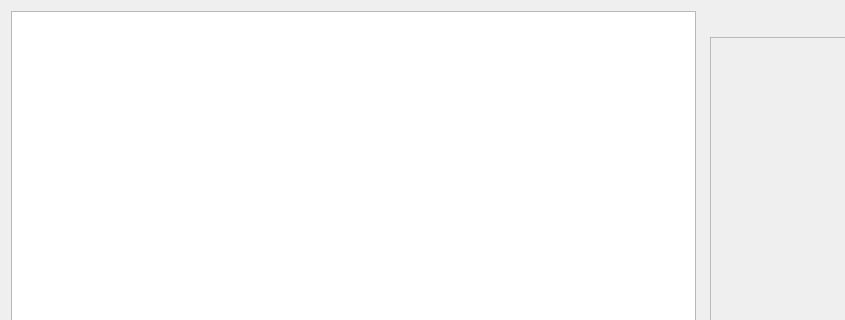
mrpilot2/aide, file aide/src/gui/res/forms/settingsdialog.ui: the form before one commit; both pictures show x 0 to 845 and y 0 to 320 of the 994 by 770 pixel window.
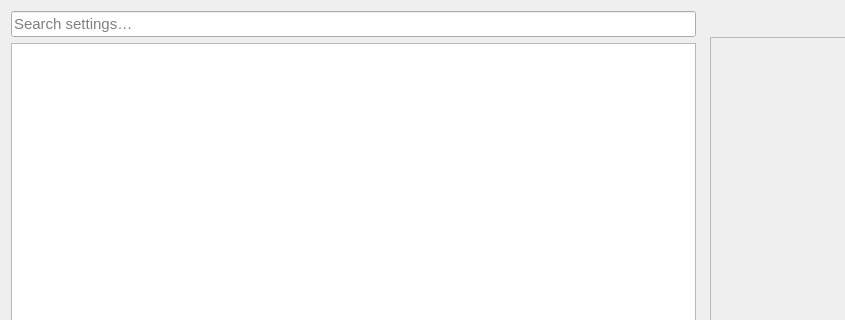
The form after the commit.

Commit message: feat(settings): add search field and route pattern to core

Diff of the .ui file:
```diff
--- a/aide/src/gui/res/forms/settingsdialog.ui
+++ b/aide/src/gui/res/forms/settingsdialog.ui
@@ -27,7 +27,35 @@
      <property name="childrenCollapsible">
       <bool>false</bool>
      </property>
-     <widget class="QTreeView" name="treeView"/>
+     <widget class="QWidget" name="treeContainer">
+      <layout class="QVBoxLayout" name="treeLayout">
+       <property name="leftMargin">
+        <number>0</number>
+       </property>
+       <property name="topMargin">
+        <number>0</number>
+       </property>
+       <property name="rightMargin">
+        <number>0</number>
+       </property>
+       <property name="bottomMargin">
+        <number>0</number>
+       </property>
+       <item>
+        <widget class="QLineEdit" name="searchLineEdit">
+         <property name="placeholderText">
+          <string>Search settings…</string>
+         </property>
+         <property name="clearButtonEnabled">
+          <bool>true</bool>
+         </property>
+        </widget>
+       </item>
+       <item>
+        <widget class="QTreeView" name="treeView"/>
+       </item>
+      </layout>
+     </widget>
      <widget class="QWidget" name="layoutWidget">
       <layout class="QGridLayout" name="settingsPageLayout">
        <property name="leftMargin">
```
The commit also changes 11 other files.
